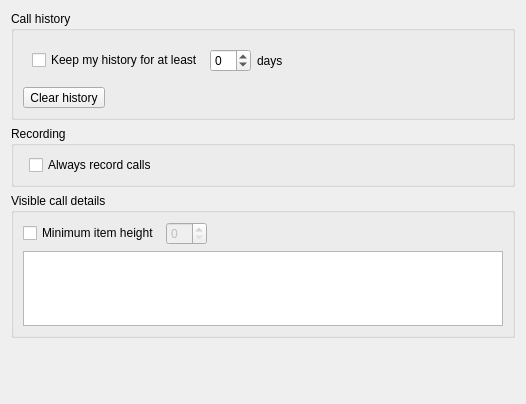
Before: the Qt Designer form src/conf/dlggeneralbase.ui in KDE/ring-kde, drawn with Qt 5.
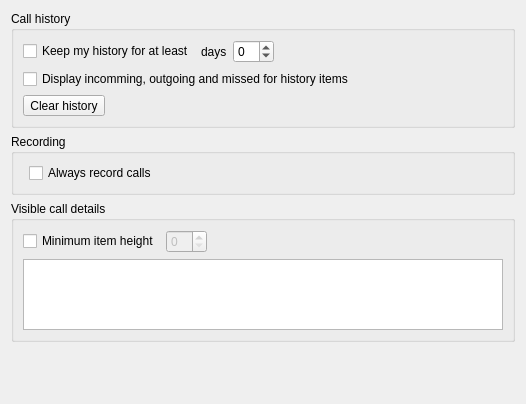
After: the same form once the commit is applied. Custom widgets are drawn as their Qt base class.

What changed in the file:
```diff
--- a/src/conf/dlggeneralbase.ui
+++ b/src/conf/dlggeneralbase.ui
@@ -25,10 +25,13 @@
      <property name="title">
       <string>Call history</string>
      </property>
-     <layout class="QVBoxLayout" name="verticalLayout_21">
-      <item>
+     <layout class="QGridLayout" name="gridLayout_2">
+      <item row="0" column="0">
        <widget class="QWidget" name="widget_historyCapacity_2" native="true">
         <layout class="QHBoxLayout" name="horizontalLayout_11">
+         <property name="margin">
+          <number>0</number>
+         </property>
          <item>
           <widget class="QCheckBox" name="kcfg_enableHistory">
            <property name="text">
@@ -36,6 +39,19 @@
            </property>
           </widget>
          </item>
+         <item>
+          <widget class="QLabel" name="label">
+           <property name="sizePolicy">
+            <sizepolicy hsizetype="Preferred" vsizetype="Preferred">
+             <horstretch>0</horstretch>
+             <verstretch>0</verstretch>
+            </sizepolicy>
+           </property>
+           <property name="text">
+            <string>days</string>
+           </property>
+          </widget>
+         </item>
          <item>
           <widget class="KIntSpinBox" name="kcfg_historyMax">
            <property name="sizePolicy">
@@ -49,19 +65,6 @@
            </property>
           </widget>
          </item>
-         <item>
-          <widget class="QLabel" name="label">
-           <property name="sizePolicy">
-            <sizepolicy hsizetype="Preferred" vsizetype="Preferred">
-             <horstretch>0</horstretch>
-             <verstretch>0</verstretch>
-            </sizepolicy>
-           </property>
-           <property name="text">
-            <string>days</string>
-           </property>
-          </widget>
-         </item>
          <item>
           <spacer name="horizontalSpacer">
            <property name="orientation">
@@ -78,7 +81,14 @@
         </layout>
        </widget>
       </item>
-      <item>
+      <item row="1" column="0">
+       <widget class="QCheckBox" name="kcfg_displayHistoryStatus">
+        <property name="text">
+         <string>Display incomming, outgoing and missed for history items</string>
+        </property>
+       </widget>
+      </item>
+      <item row="2" column="0">
        <widget class="QToolButton" name="toolButton_historyClear">
         <property name="text">
          <string>Clear history</string>
```
Left out of the diff: 6 changed lines with no effect on the pictures.
